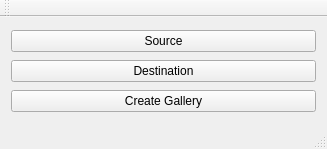
Old version of the form gui/mainwindow.ui in the repository btnpushnmunky/pygallerycreator.
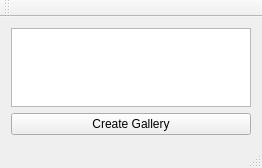
New version of the form.

```diff
--- a/gui/mainwindow.ui
+++ b/gui/mainwindow.ui
@@ -6,8 +6,8 @@
    <rect>
     <x>0</x>
     <y>0</y>
-    <width>327</width>
-    <height>149</height>
+    <width>262</width>
+    <height>168</height>
    </rect>
   </property>
   <property name="windowTitle">
@@ -16,18 +16,7 @@
   <widget class="QWidget" name="centralWidget">
    <layout class="QVBoxLayout" name="verticalLayout">
     <item>
-     <widget class="QPushButton" name="source_button">
-      <property name="text">
-       <string>Source</string>
-      </property>
-     </widget>
-    </item>
-    <item>
-     <widget class="QPushButton" name="destination_button">
-      <property name="text">
-       <string>Destination</string>
-      </property>
-     </widget>
+     <widget class="QListWidget" name="feedback_window"/>
     </item>
     <item>
      <widget class="QPushButton" name="create_button">
```
